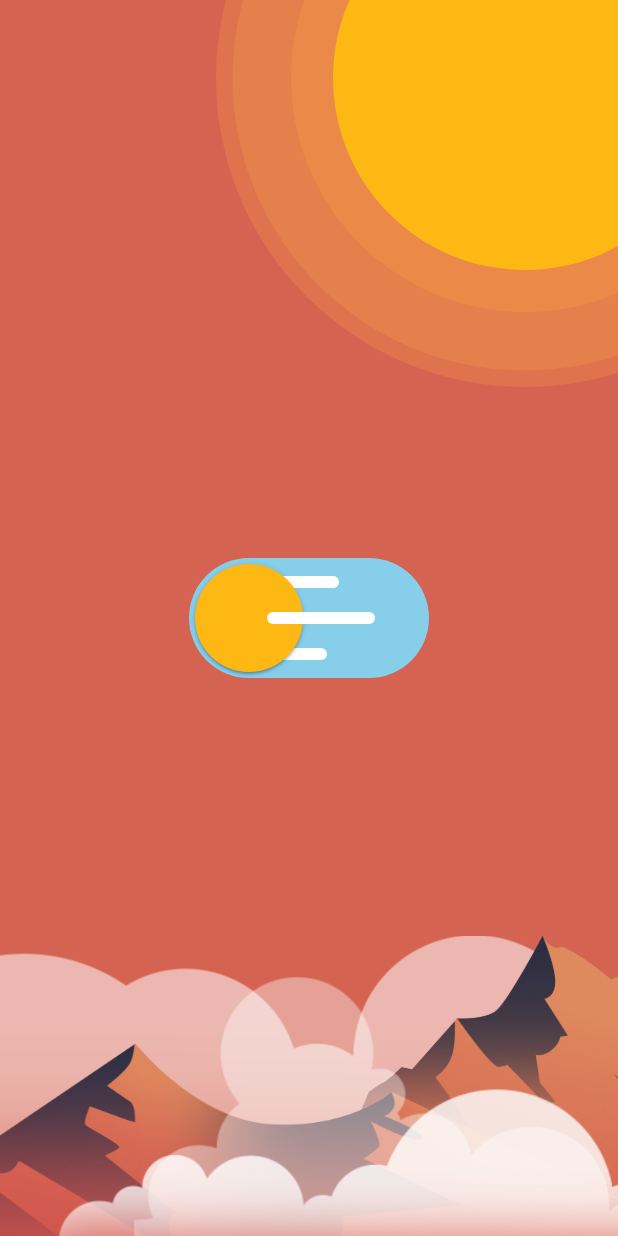
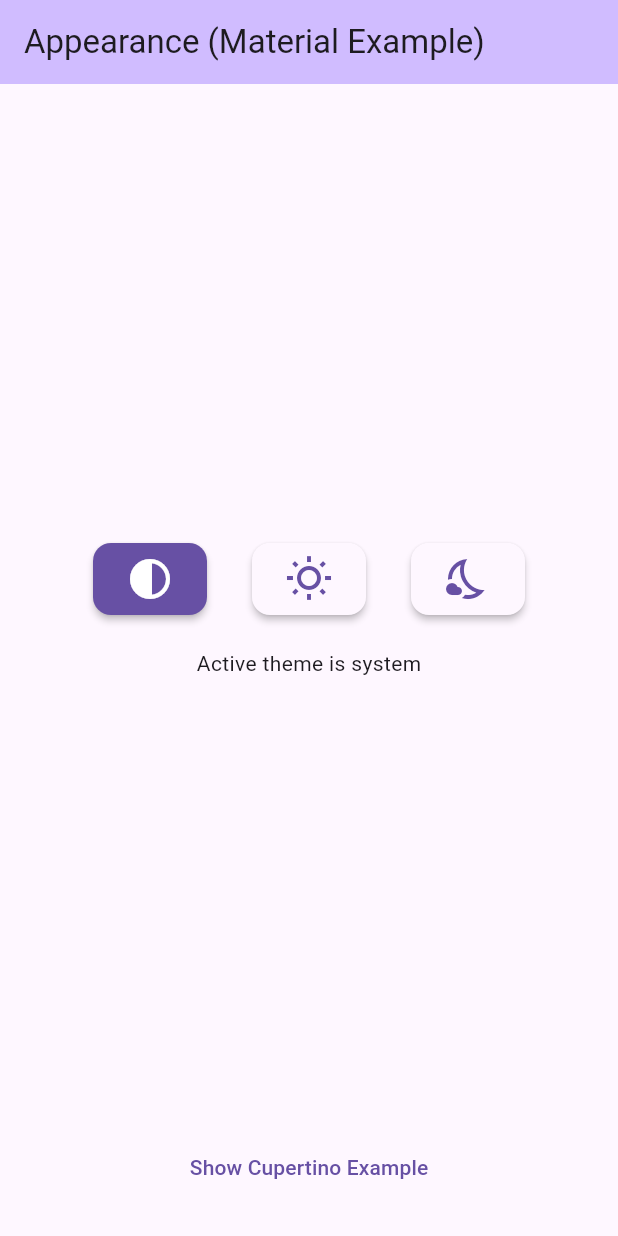
Before and after one commit to hoathienvu8x/Flutter-Demos, a Flutter app: the screen it shows after launch, on a phone screen of 412 x 824 dp. Run offline on Flutter 3.47's test engine with Material 3 defaults, Android fonts, the phone set to English and light mode, and no system bars; our stand-ins replace shared_preferences.

Commit message:
Appearance

```diff
--- /dev/null
+++ b/lib/appearance/appearance.dart
@@ -0,0 +1,120 @@
+import 'package:flutter/material.dart';
+import 'package:shared_preferences/shared_preferences.dart';
+
+import 'preference_manager.dart';
+import 'shared_preference.dart';
+import 'themes.dart';
+
+/// Appearance
+class Appearance extends InheritedWidget {
+  /// Getter to get saved [ThemeMode].
+  ///
+  /// If [mode] is optional, default value is [ThemeMode.system].
+  final ThemeMode mode;
+
+  /// Setter to save [ThemeMode].
+  ///
+  /// Saved ThemeMode is persisted on restart of app.
+  final ValueChanged<ThemeMode> setMode;
+
+  /// Getter to get current [Brightness] for [CupertinoApp]
+  ///
+  /// it is used in [CupertinoThemeData] [brightness] to set automatically light/dark brightness on theme change.
+  final Brightness? cupertinoBrightness;
+
+  const Appearance({
+    required this.mode,
+    required this.setMode,
+    required super.child,
+    this.cupertinoBrightness,
+    super.key,
+    // })  : assert(mode != null),
+  });
+
+  @override
+  bool updateShouldNotify(Appearance oldWidget) => mode != oldWidget.mode;
+
+  static Appearance? of(BuildContext context) =>
+      context.dependOnInheritedWidgetOfExactType<Appearance>();
+}
+
+mixin AppearanceState<T extends StatefulWidget> on State<T> {
+  final SharedPreferences _sharedPreferences =
+      SharedPreferencesManager.instance.preference;
+
+  ThemeMode? _mode;
+
+  void _load() {
+    // getting themeMode
+    String themeMode = PreferenceManager(_sharedPreferences).themeMode;
+    _mode = themeModeFromString(themeMode);
+  }
+
+  void setMode(ThemeMode mode) {
+    setState(() {
+      _mode = mode;
+    });
+
+    // set themeMode in SharedPreferences
+    PreferenceManager(_sharedPreferences).themeMode = themeModeToString(mode);
+  }
+
+  Brightness? get cupertinoBrightness {
+    switch (_mode) {
+      case ThemeMode.system:
+        return Brightness.light; //Brightness.light;
+      case ThemeMode.light:
+        return Brightness.light;
+      case ThemeMode.dark:
+        return Brightness.dark;
+      default:
+        return null;
+    }
+  }
+
+  @override
+  void didChangeDependencies() {
+    super.didChangeDependencies();
+    // Doing this here instead of [initState] because we need to pull in an
+    // InheritedWidget
+    _load();
+  }
+
+  // ignore: non_constant_identifier_names
+  Widget BuildWithAppearance({
+    ThemeMode? initial,
+    required WidgetBuilder builder,
+  }) {
+    return Appearance(
+      mode: _mode ?? initial ?? ThemeMode.system,
+      setMode: setMode,
+      cupertinoBrightness: cupertinoBrightness,
+      child: Builder(builder: builder),
+    );
+  }
+}
+
+//  Extensions for ThemeMode
+
+String? themeModeToString(ThemeMode value) {
+  switch (value) {
+    case ThemeMode.system:
+      return ThemeConstants.kThemeModeSystem;
+    case ThemeMode.light:
+      return ThemeConstants.kThemeModeLight;
+    case ThemeMode.dark:
+      return ThemeConstants.kThemeModeDark;
+  }
+}
+
+ThemeMode? themeModeFromString(String value) {
+  switch (value) {
+    case ThemeConstants.kThemeModeSystem:
+      return ThemeMode.system;
+    case ThemeConstants.kThemeModeLight:
+      return ThemeMode.light;
+    case ThemeConstants.kThemeModeDark:
+      return ThemeMode.dark;
+  }
+  return null;
+}
--- /dev/null
+++ b/lib/appearance/appearance_demo.dart
@@ -0,0 +1,226 @@
+import 'package:flutter/cupertino.dart';
+import 'package:flutter/material.dart';
+
+import 'appearance.dart';
+
+class AppearanceDemoApp extends StatefulWidget {
+  const AppearanceDemoApp({super.key});
+
+  @override
+  State<AppearanceDemoApp> createState() => AppearanceDemoAppState();
+}
+
+class AppearanceDemoAppState extends State<AppearanceDemoApp>
+    with AppearanceState {
+  @override
+  Widget build(BuildContext context) {
+    //
+    // Wrap your root Material/Cupertino widget with [BuildWithAppearance].
+    //
+    return BuildWithAppearance(
+      // initial => optional parameter, default value is [ThemeMode.system]
+      // initial: ThemeMode.dark,
+      builder: (context) => MaterialApp(
+        title: 'Appearance Demo',
+        themeMode: Appearance.of(context)?.mode,
+        theme: ThemeData(
+          useMaterial3: true,
+          brightness: Brightness.light,
+        ),
+        darkTheme: ThemeData(
+          useMaterial3: true,
+          brightness: Brightness.dark,
+        ),
+        home: const MaterialHomePage(
+          title: 'Appearance (Material Example)',
+        ),
+      ),
+    );
+  }
+}
+
+class MaterialHomePage extends StatefulWidget {
+  const MaterialHomePage({super.key, required this.title});
+
+  final String title;
+
+  @override
+  State<MaterialHomePage> createState() => _MaterialHomePageState();
+}
+
+class _MaterialHomePageState extends State<MaterialHomePage> {
+  @override
+  Widget build(BuildContext context) {
+    final appearance = Appearance.of(context);
+
+    return Scaffold(
+      appBar: AppBar(
+        backgroundColor: Theme.of(context).colorScheme.inversePrimary,
+        title: Text(widget.title),
+      ),
+      body: Center(
+        child: Column(
+          mainAxisAlignment: MainAxisAlignment.center,
+          crossAxisAlignment: CrossAxisAlignment.center,
+          children: <Widget>[
+            const Spacer(flex: 2),
+            Row(
+              mainAxisAlignment: MainAxisAlignment.center,
+              children: [
+                themeCard(
+                  context,
+                  mode: ThemeMode.system,
+                  icon: Icons.contrast_rounded,
+                  onTap: () => appearance?.setMode(ThemeMode.system),
+                ),
+                const SizedBox(width: 22),
+                themeCard(
+                  context,
+                  mode: ThemeMode.light,
+                  icon: Icons.wb_sunny_outlined,
+                  onTap: () => appearance?.setMode(ThemeMode.light),
+                ),
+                const SizedBox(width: 22),
+                themeCard(
+                  context,
+                  mode: ThemeMode.dark,
+                  icon: Icons.nights_stay_outlined,
+                  onTap: () => appearance?.setMode(ThemeMode.dark),
+                ),
+              ],
+            ),
+            const SizedBox(height: 18),
+            Text('Active theme is ${appearance?.mode.name}'),
+            const Spacer(flex: 2),
+            Align(
+              alignment: Alignment.bottomCenter,
+              child: TextButton(
+                onPressed: _navigateToCupertinoExample,
+                child: const Text('Show Cupertino Example'),
+              ),
+            ),
+            const SizedBox(height: 22),
+          ],
+        ),
+      ),
+    );
+  }
+
+  themeCard(BuildContext context,
+      {required ThemeMode mode, required IconData icon, required onTap}) {
+    var activeThemeMode = Appearance.of(context)?.mode;
+    return Card(
+      elevation: 2,
+      shadowColor: Theme.of(context).colorScheme.shadow,
+      color: activeThemeMode == mode
+          ? Theme.of(context).colorScheme.primary
+          : Theme.of(context).colorScheme.surface,
+      shape: const RoundedRectangleBorder(
+          borderRadius: BorderRadius.all(Radius.circular(12))),
+      child: InkWell(
+        onTap: onTap,
+        borderRadius: const BorderRadius.all(Radius.circular(12)),
+        child: Padding(
+          padding: const EdgeInsets.symmetric(vertical: 8.0, horizontal: 22),
+          child: Icon(
+            icon,
+            size: 32,
+            color: activeThemeMode != mode
+                ? Theme.of(context).colorScheme.primary
+                : Colors.white,
+          ),
+        ),
+      ),
+    );
+  }
+
+  _navigateToCupertinoExample() {
+    Navigator.push(
+      context,
+      MaterialPageRoute(builder: (context) => const CupertinoHomePage()),
+    );
+  }
+}
+
+class CupertinoHomePage extends StatefulWidget {
+  const CupertinoHomePage({
+    super.key,
+  });
+
+  @override
+  State<CupertinoHomePage> createState() => _CupertinoHomePageState();
+}
+
+class _CupertinoHomePageState extends State<CupertinoHomePage>
+    with AppearanceState {
+  @override
+  Widget build(BuildContext context) {
+    return BuildWithAppearance(
+      // initial => optional parameter, default value is [ThemeMode.system]
+      initial: ThemeMode.dark,
+      builder: (context) {
+        return CupertinoApp(
+          title: 'Appearance Demo',
+          theme: CupertinoThemeData(
+            brightness: Appearance.of(context)?.cupertinoBrightness!,
+          ),
+          localizationsDelegates: const [
+            DefaultMaterialLocalizations.delegate,
+            DefaultCupertinoLocalizations.delegate,
+            DefaultWidgetsLocalizations.delegate,
+          ],
+          home: cupertinoScaffold('Appearance (Cupertino Example)'),
+        );
+      },
+    );
+  }
+
+  Widget cupertinoScaffold(String title) {
+    final appearance = Appearance.of(context);
+    return CupertinoPageScaffold(
+      navigationBar: CupertinoNavigationBar(
+        middle: Text(title),
+      ),
+      child: Center(
+        child: Column(
+          mainAxisAlignment: MainAxisAlignment.center,
+          children: <Widget>[
+            const Spacer(flex: 2),
+            Row(
+              mainAxisAlignment: MainAxisAlignment.center,
+              children: [
+                CupertinoButton.filled(
+                  onPressed: () => appearance?.setMode(ThemeMode.light),
+                  // disabledColor:
+                  //     appearance?.cupertinoBrightness == Brightness.dark
+                  //         ? Theme.of(context).colorScheme.primary
+                  //         : Colors.white,
+                  child: const Icon(CupertinoIcons.sun_min),
+                ),
+                const SizedBox(width: 22),
+                CupertinoButton.filled(
+                  onPressed: () => appearance?.setMode(ThemeMode.dark),
+                  // color: appearance?.cupertinoBrightness == Brightness.light
+                  //     ? Theme.of(context).colorScheme.primary
+                  //     : Colors.white,
+                  child: const Icon(CupertinoIcons.moon),
+                ),
+              ],
+            ),
+            const SizedBox(height: 18),
+            Text('Active theme is ${appearance?.mode.name}'),
+            const Spacer(flex: 2),
+            Align(
+              alignment: Alignment.bottomCenter,
+              child: CupertinoButton(
+                onPressed: () => Navigator.pop(context),
+                child: const Text('Show Material Example'),
+              ),
+            ),
+            const SizedBox(height: 22),
+          ],
+        ),
+      ),
+    );
+  }
+}
--- /dev/null
+++ b/lib/appearance/constants.dart
@@ -0,0 +1,5 @@
+class Constants {
+  Constants._();
+
+  static const kThemeModeKey = 'theme_mode';
+}
--- /dev/null
+++ b/lib/appearance/preference_manager.dart
@@ -0,0 +1,20 @@
+import 'package:shared_preferences/shared_preferences.dart';
+import 'constants.dart';
+import 'themes.dart';
+
+class PreferenceManager {
+  // shared pref instance
+  final SharedPreferences _sharedPreference;
+
+  // constructor
+  PreferenceManager(this._sharedPreference);
+
+  Future<void> reload() => _sharedPreference.reload();
+
+  // Theme mode:---------------------------------------------------
+  String get themeMode =>
+      _sharedPreference.getString(Constants.kThemeModeKey) ??
+      Constants.kThemeModeKey;
+  set themeMode(String? value) => _sharedPreference.setString(
+      Constants.kThemeModeKey, value ?? ThemeConstants.kThemeModeSystem);
+}
--- /dev/null
+++ b/lib/appearance/shared_preference.dart
@@ -0,0 +1,26 @@
+import 'package:shared_preferences/shared_preferences.dart';
+
+class SharedPreferencesManager {
+  static SharedPreferencesManager? _instance;
+  late SharedPreferences _preferences;
+
+  // Private constructor to prevent multiple instances
+  SharedPreferencesManager._();
+
+  // Getter for the singleton instance
+  static SharedPreferencesManager get instance {
+    _instance ??= SharedPreferencesManager._();
+    return _instance!;
+  }
+
+  // Initialize SharedPreferences
+  Future<void> init({SharedPreferences? preferences}) async {
+    if (preferences != null) {
+      _preferences = preferences;
+    } else {
+      _preferences = await SharedPreferences.getInstance();
+    }
+  }
+
+  SharedPreferences get preference => _preferences;
+}
--- /dev/null
+++ b/lib/appearance/themes.dart
@@ -0,0 +1,11 @@
+import 'package:flutter/material.dart';
+
+abstract class ThemeConstants {
+  ThemeConstants._();
+
+  static const kThemeModeSystem = 'theme_mode_system';
+  static const kThemeModeLight = 'theme_mode_light';
+  static const kThemeModeDark = 'theme_mode_dark';
+
+  static const kDefaultThemeMode = ThemeMode.system;
+}
--- a/lib/main.dart
+++ b/lib/main.dart
@@ -1,8 +1,14 @@
 import 'package:flutter/material.dart';
+
 // import 'app.dart';
-import 'day_night/day_night_switch.dart';
+// import 'day_night/day_night_switch.dart';
+import 'appearance/appearance_demo.dart';
+import 'appearance/shared_preference.dart';
 
-void main() {
+void main() async {
   // runApp(const MyApp());
-  runApp(const DayNightApp());
+  // runApp(const DayNightApp());
+  WidgetsFlutterBinding.ensureInitialized();
+  await SharedPreferencesManager.instance.init();
+  runApp(const AppearanceDemoApp());
 }
--- a/pubspec.yaml
+++ b/pubspec.yaml
@@ -35,6 +35,7 @@ dependencies:
   # The following adds the Cupertino Icons font to your application.
   # Use with the CupertinoIcons class for iOS style icons.
   cupertino_icons: ^1.0.8
+  shared_preferences: ^2.3.3
 
 dev_dependencies:
   flutter_test:
```
Also changed, not shown: pubspec.lock.
